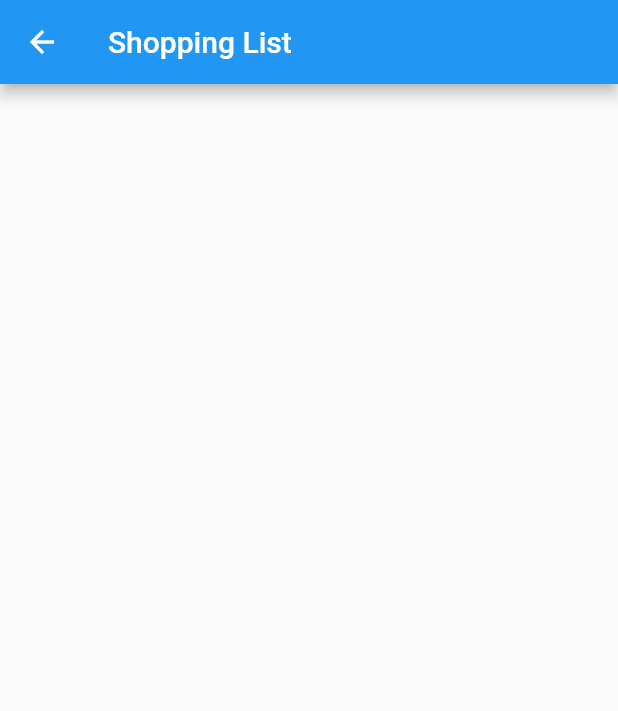
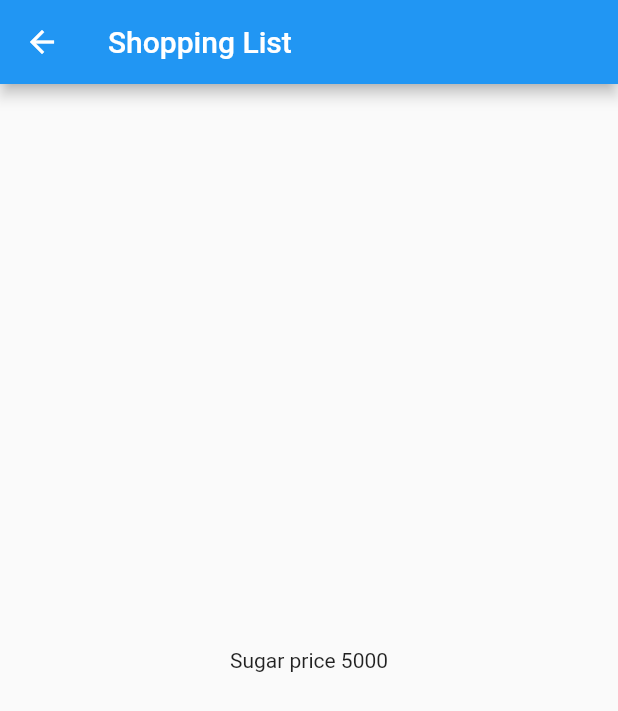
Before and after one commit to annastasyaivory/flutter_belanja_pertemuan6, a Flutter app: the screen it shows after launch, after a tap on "Sugar", on a phone screen of 412 x 824 dp. Shown: the top 711 px of the screen. Run offline on Flutter 3.47's test engine with Material 2 defaults, Android fonts, the phone set to English and light mode, and no system bars.

Commit message:
Praktikum 4

```diff
--- a/lib/pages/item_page.dart
+++ b/lib/pages/item_page.dart
@@ -1,13 +1,19 @@
 import 'package:flutter/cupertino.dart';
 import 'package:flutter/material.dart';
+import 'package:flutter_belanja/models/item.dart';
 
 class ItemPage extends StatelessWidget {
   @override
   Widget build(BuildContext context) {
+    final Item itemArgs = ModalRoute.of(context).settings.arguments;
+
     return Scaffold(
       appBar: AppBar(
         title: Text("Shopping List"),
       ),
+      body: Center(
+        child: Text(itemArgs.name + " price " + itemArgs.price.toString()),
+      ),
     );
   }
 }
```
